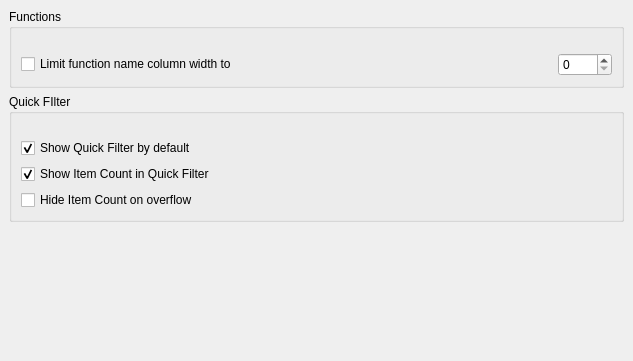
The window that src/dialogs/preferences/InterfaceOptionsWidget.ui (rizinorg/cutter) describes before a commit, drawn with Qt 5.
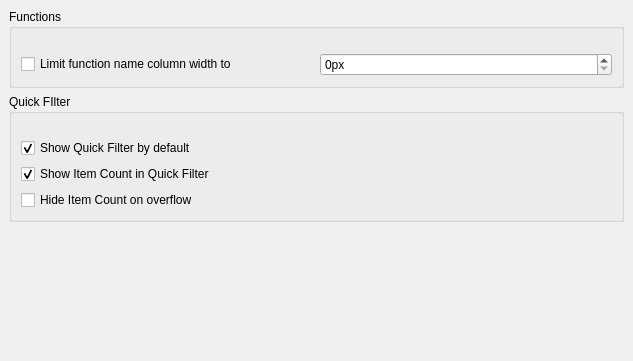
The same window after the commit.

Commit message: qt5 fix + remove spacer from horizontal layout

The edit to the form file:
```diff
--- a/src/dialogs/preferences/InterfaceOptionsWidget.ui
+++ b/src/dialogs/preferences/InterfaceOptionsWidget.ui
@@ -54,7 +54,7 @@
            <number>24</number>
           </property>
           <item>
-           <layout class="QHBoxLayout" name="fcnTruncateLayout" stretch="0,0,0">
+           <layout class="QHBoxLayout" name="fcnTruncateLayout" stretch="0,0">
             <item>
              <widget class="QCheckBox" name="fcnTruncateCheckBox">
               <property name="toolTip">
@@ -65,19 +65,6 @@
               </property>
              </widget>
             </item>
-            <item>
-             <spacer name="horizontalSpacer">
-              <property name="orientation">
-               <enum>Qt::Orientation::Horizontal</enum>
-              </property>
-              <property name="sizeHint" stdset="0">
-               <size>
-                <width>40</width>
-                <height>20</height>
-               </size>
-              </property>
-             </spacer>
-            </item>
             <item>
              <widget class="QSpinBox" name="fcnTruncateSpinBox">
               <property name="minimumSize">
@@ -89,6 +76,9 @@
               <property name="toolTip">
                <string>Sets the default width for function name columns in widgets. In Functions widget the width is only applied if in Horizontal view</string>
               </property>
+              <property name="suffix">
+               <string>px</string>
+              </property>
               <property name="maximum">
                <number>9999</number>
               </property>
```
The commit also changes 1 other file.
